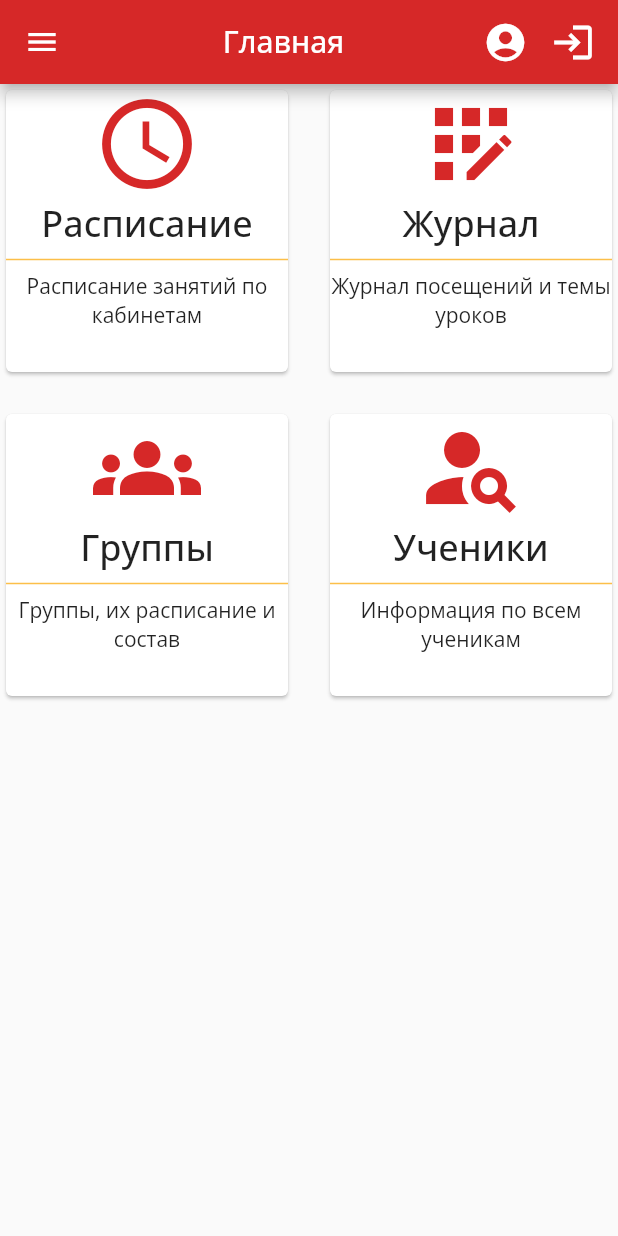
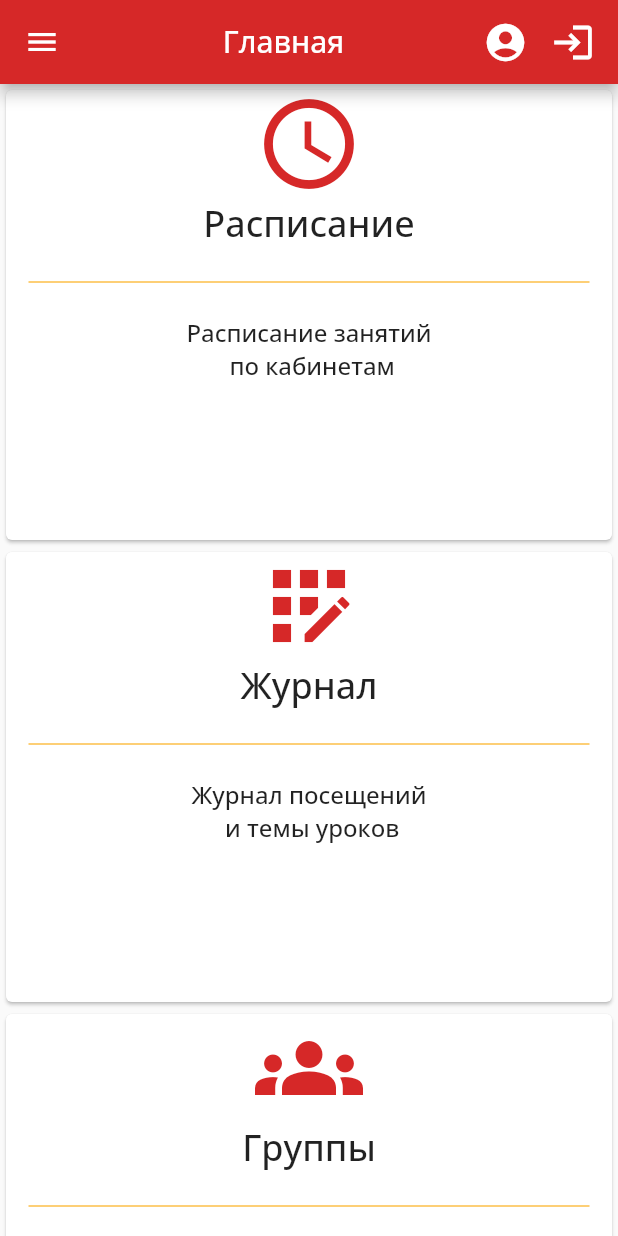
Before and after one commit to khudysh/Academus, a Flutter app: the screen it shows after launch, on a phone screen of 412 x 824 dp. Run offline on Flutter 3.47's test engine with Material 2 defaults, Android fonts, the phone set to English and light mode, and no system bars; our stand-ins replace responsive_grid.

Commit message:
responsive home screen with new dependence

```diff
--- a/lib/app.dart
+++ b/lib/app.dart
@@ -15,6 +15,7 @@ class StudyCrm extends StatelessWidget {
     final sizeOfScreen = MediaQuery.of(context).size.width;
 
     return Scaffold(
+      resizeToAvoidBottomInset: false,
         appBar: AppBar(
             leading: sizeOfScreen < minDesktopSize ? null : const Leading(),
             leadingWidth: sizeOfScreen < minDesktopSize ? 56 : 100,
@@ -67,7 +68,7 @@ class StudyCrm extends StatelessWidget {
                               ],
                             )),
                         SizedBox(
-                            width: MediaQuery.of(context).size.width - 200.0,
+                            width: MediaQuery.of(context).size.width - 100.0,
                             child:
                                 context.watch<CurrentScreen>().getCurrentScreen)
                       ]))));
--- a/lib/controllers/switch_body.dart
+++ b/lib/controllers/switch_body.dart
@@ -2,7 +2,7 @@ import 'package:flutter/material.dart';
 import 'package:srm_test/screens/groups.dart';
 import 'package:srm_test/screens/timetable.dart';
 import 'package:srm_test/screens/visitor_log.dart';
-import 'package:srm_test/screens/home.dart';
+import 'package:srm_test/screens/home/home.dart';
 import 'package:srm_test/screens/students.dart';
 
 class CurrentScreen with ChangeNotifier {
--- a/lib/resources/const.dart
+++ b/lib/resources/const.dart
@@ -1,3 +1,5 @@
+import 'package:flutter/material.dart';
+import 'package:srm_test/widgets/home_card.dart';
 const destinationRegister = "Журнал";
 const destinationTimetable = "Расписание";
 const destinationGroups = "Группы";
@@ -11,3 +13,34 @@ final selectedItem = <String>[
   destinationGroups,
   destinationStudents,
 ];
+const cardList = [
+             HomeCard(
+                title: "Расписание",
+                icon: Icons.schedule,
+                describe:
+                    "Расписание занятий\n по кабинетам",
+                screenNum: 1,
+              ),
+            HomeCard(
+                title: "Журнал",
+                icon: Icons.app_registration,
+                describe:
+                    "Журнал посещений\n и темы уроков",
+                    screenNum: 2,
+              ),
+           HomeCard(
+                title: "Группы",
+                icon: Icons.groups,
+                describe:
+                    "Группы, их расписание\n и состав",
+                    screenNum: 3,
+              ),
+            HomeCard(
+                title: "Ученики",
+                icon: Icons.person_search,
+                describe:
+                    "Информация по\n всем ученикам",
+                   screenNum: 4,
+              ),
+
+          ];
--- a/lib/screens/home.dart
+++ /dev/null
@@ -1,60 +0,0 @@
-import 'package:flutter/material.dart';
-import 'package:srm_test/widgets/home_card.dart';
-
-class Home extends StatelessWidget {
-  const Home({Key? key}) : super(key: key);
-  final standartPadding = 110.0;
-
-  @override
-  Widget build(BuildContext context) {
-    print("rebuild HomeCard");
-
-    // final isDesktop = isDisplayDesktop(context);
-    // if (isDesktop) {
-    return
-        GridView(
-
-    gridDelegate: SliverGridDelegateWithMaxCrossAxisExtent(
-      maxCrossAxisExtent: 300.0,
-      crossAxisSpacing: 20.0,
-      mainAxisSpacing: 20.0,
-    ),
-          children: const [
-             HomeCard(
-                title: "Расписание",
-                icon: Icons.schedule,
-                describe:
-                    "Расписание занятий по кабинетам",
-                screenNum: 1,
-              ),
-            HomeCard(
-                title: "Журнал",
-                icon: Icons.app_registration,
-                describe:
-                    "Журнал посещений и темы уроков",
-                    screenNum: 2,
-              ),
-           HomeCard(
-                title: "Группы",
-                icon: Icons.groups,
-                describe:
-                    "Группы, их расписание и состав",
-                    screenNum: 3,
-              ),
-            HomeCard(
-                title: "Ученики",
-                icon: Icons.person_search,
-                describe:
-                    "Информация по всем ученикам",
-                   screenNum: 4,
-              ),
-
-          ],
-
-    );
-  //   }
-  //   else {
-  //     return Text("f");
-  // }
-  }
-}
--- /dev/null
+++ b/lib/screens/home/home.dart
@@ -0,0 +1,26 @@
+import 'package:flutter/material.dart';
+import 'package:srm_test/screens/home/responsive_cards.dart';
+import 'package:srm_test/widgets/home_card.dart';
+import 'package:srm_test/resources/const.dart';
+
+class Home extends StatelessWidget {
+  const Home({Key? key}) : super(key: key);
+  final standartPadding = 110.0;
+
+  @override
+  Widget build(BuildContext context) {
+    final sizeOfScreen = MediaQuery.of(context).size.width;
+    print("rebuild Home");
+    if(sizeOfScreen > minDesktopSize + 167) {
+    return Padding(
+        padding: sizeOfScreen < minDesktopSize + 392
+            ? const EdgeInsets.only(top: 0)
+            : EdgeInsets.only(top: standartPadding),
+        child: ResponsiveCards());
+    }
+      else {
+            return SingleChildScrollView(
+      child:ResponsiveCards());
+    }
+    }
+  }
--- /dev/null
+++ b/lib/screens/home/responsive_cards.dart
@@ -0,0 +1,43 @@
+import 'package:responsive_grid/responsive_grid.dart';
+import 'package:flutter/material.dart';
+import 'package:srm_test/resources/const.dart';
+
+class ResponsiveCards extends StatelessWidget {
+  const ResponsiveCards({
+    Key? key,
+  }) : super(key: key);
+
+  @override
+  Widget build(BuildContext context) {
+    return ResponsiveGridRow( children: [
+              ResponsiveGridCol(
+      xs: 12,
+      md: 6,
+      lg: 3,
+      child:  cardList[0],
+
+              ),
+              ResponsiveGridCol(
+      xs: 12,
+      md: 6,
+      lg: 3,
+      child:  cardList[1],
+
+              ),
+              ResponsiveGridCol(
+      xs: 12,
+      md: 6,
+      lg: 3,
+      child:  cardList[2],
+
+              ),
+              ResponsiveGridCol(
+      xs: 12,
+      md: 6,
+      lg: 3,
+      child:  cardList[3],
+              ),
+            ]
+    );
+  }
+}
--- a/lib/widgets/home_card.dart
+++ b/lib/widgets/home_card.dart
@@ -8,7 +8,12 @@ class HomeCard extends StatelessWidget {
   final String describe;
   final int screenNum;
 
-  const HomeCard({Key? key, required this.title, required this.icon, required this.describe, required this.screenNum})
+  const HomeCard(
+      {Key? key,
+      required this.title,
+      required this.icon,
+      required this.describe,
+      required this.screenNum})
       : super(key: key);
 
   @override
@@ -22,30 +27,53 @@ class HomeCard extends StatelessWidget {
           context.read<CurrentScreen>().switchBody(screenNum);
         },
         child: SizedBox(
-          width: 300,
+          width: 350,
           height: 300,
           child: Column(
             children: [
-              Center(
-                child: Icon(
-                  icon,
-                  color: const Color(0xFFd62828),
-                  size: 72,
+              FittedBox(
+                // 2
+                fit: BoxFit.contain,
+                // 3
+                child: Center(
+                  child: Icon(
+                    icon,
+                    color: const Color(0xFFd62828),
+                    size: 72,
+                  ),
                 ),
               ),
-              Center(
-                child:  Text(
+              FittedBox(
+                // 2
+                fit: BoxFit.contain,
+                // 3
+                child: Center(
+                  child: Text(
                     title,
                     style: const TextStyle(
                         fontSize: 24,
                         fontWeight: FontWeight.w500,
                         fontFamily: 'OpenSans'),
                   ),
+                ),
               ),
-              const Divider(color: Color(0xFFFCBF49),),
-               Center(
-                    child: Text(describe, textAlign: TextAlign.center),
-                  ),
+              const Padding(
+                  padding: EdgeInsets.only(top: 15, left: 15, right: 15),
+                  child: Divider(
+                    color: Color(0xFFFCBF49),
+                  )),
+              Padding(
+                  padding: EdgeInsets.only(top: 15),
+                  child:Text(
+                describe,
+                textAlign: TextAlign.center,
+                overflow: TextOverflow.ellipsis,
+                style: const TextStyle(
+                    fontSize: 16,
+                    fontWeight: FontWeight.w500,
+                    fontFamily: 'OpenSans'),
+              ),
+              ),
             ],
           ),
         ),
--- a/pubspec.yaml
+++ b/pubspec.yaml
@@ -36,6 +36,7 @@ dependencies:
   cupertino_icons: ^1.0.2
   adaptive_breakpoints: ^0.1.1
   provider: ^6.0.2
+  responsive_grid: ^2.1.0
 
 dev_dependencies:
   flutter_test:
```
Also changed, not shown: pubspec.lock.
